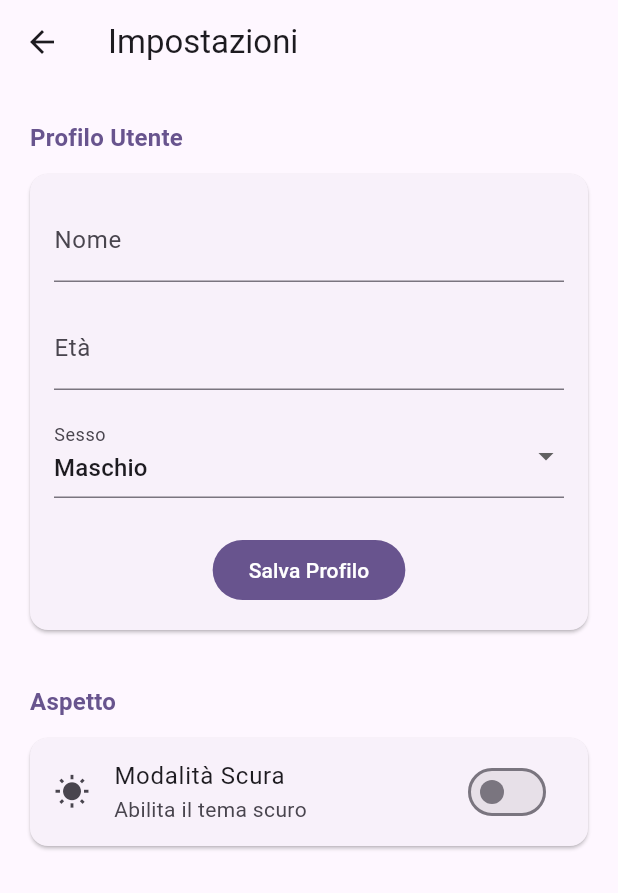
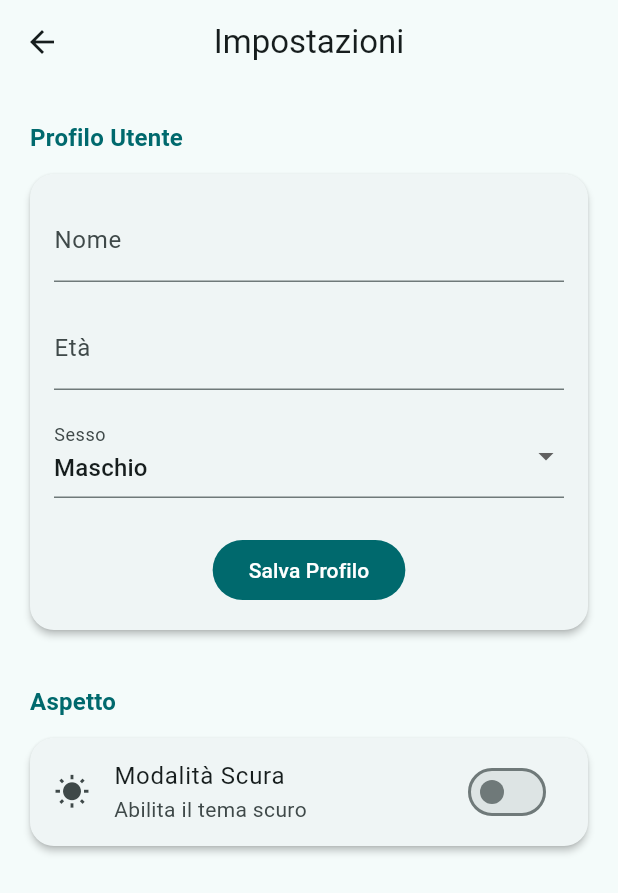
Before and after one commit to Matteo-293473/CardioGuard-PDMIU-2025-26, a Flutter app: the screen it shows after launch, after a tap on the "settings" icon, on a phone screen of 412 x 824 dp. Shown: the top 893 px of the screen. Run offline on Flutter 3.47's test engine with Material 3 defaults, Android fonts, the phone set to English and light mode, and no system bars; our stand-ins replace flutter_riverpod, shared_preferences, sqflite, sqflite_common_ffi; accounts and stored records are empty.

Commit message:
ai service , theme , main, measurements e logo (da sistemare)

```diff
--- a/lib/main.dart
+++ b/lib/main.dart
@@ -1,11 +1,29 @@
 import 'package:flutter/material.dart';
 import 'package:flutter_riverpod/flutter_riverpod.dart';
 import 'package:shared_preferences/shared_preferences.dart';
+import 'package:sqflite/sqflite.dart';
+import 'package:sqflite_common_ffi/sqflite_ffi.dart';
+import 'dart:io' show Platform;
+import 'package:flutter/foundation.dart' show kIsWeb;
 import 'providers/providers.dart';
+import 'services/notification_service.dart';
 import 'settings_screen.dart';
+import 'diagnosis_screen.dart';
+import 'measurements_screen.dart';
+import 'theme/app_theme.dart';
 
 void main() async {
   WidgetsFlutterBinding.ensureInitialized();
+
+  // Inizializziamo il database per Windows/Linux
+  if (!kIsWeb && (Platform.isWindows || Platform.isLinux)) {
+    sqfliteFfiInit();
+    databaseFactory = databaseFactoryFfi;
+  }
+
+  // Inizializziamo il servizio di notifiche
+  await NotificationService().init();
+
   // 1. Inizializziamo SharedPreferences prima di avviare l'app
   final prefs = await SharedPreferences.getInstance();
 
@@ -30,11 +48,8 @@ class MyApp extends ConsumerWidget {
 
     return MaterialApp(
       title: 'CardioGuard',
-      theme: ThemeData(
-        colorScheme: ColorScheme.fromSeed(seedColor: Colors.deepPurple),
-        useMaterial3: true,
-      ),
-      darkTheme: ThemeData.dark(useMaterial3: true),
+      theme: AppTheme.lightTheme,
+      darkTheme: AppTheme.darkTheme,
       themeMode: themeMode,
       home: const MyHomePage(),
     );
@@ -51,6 +66,17 @@ class MyHomePage extends StatelessWidget {
         title: const Text('Home Page'),
         actions: [
           IconButton(
+            icon: const Icon(Icons.analytics_outlined),
+            tooltip: 'Analisi IA',
+            onPressed: () {
+              Navigator.of(context).push(
+                MaterialPageRoute(
+                  builder: (context) => const DiagnosisScreen(),
+                ),
+              );
+            },
+          ),
+          IconButton(
             icon: const Icon(Icons.settings),
             onPressed: () {
               Navigator.of(context).push(
@@ -62,19 +88,110 @@ class MyHomePage extends StatelessWidget {
           ),
         ],
       ),
-      body: Center(
+      body: OrientationBuilder(
+        builder: (context, orientation) {
+          final isPortrait = orientation == Orientation.portrait;
+
+          return Center(
+            child: SingleChildScrollView(
+              padding: const EdgeInsets.symmetric(vertical: 20),
               child: Column(
                 mainAxisAlignment: MainAxisAlignment.center,
                 children: [
+                   Image.asset(
+                    'assets/images/logo.png',
+                    height: isPortrait ? 120 : 80,
+                  ),
+                  const SizedBox(height: 16),
                   Text(
                     'Benvenuto in CardioGuard!',
                     style: Theme.of(context).textTheme.headlineSmall,
+                    textAlign: TextAlign.center,
                   ),
-            const SizedBox(height: 20),
+                  const SizedBox(height: 32),
+
+                  // Layout flessibile per i bottoni
+                  if (isPortrait)
+                    Column(
+                      children: [
+                        _buildHomeButton(
+                          context,
+                          'Le mie Misurazioni',
+                          Icons.monitor_heart_outlined,
+                          Colors.blue,
+                          () => Navigator.of(context).push(
+                            MaterialPageRoute(builder: (context) => const MeasurementsScreen()),
+                          ),
+                        ),
+                        const SizedBox(height: 16),
+                        _buildHomeButton(
+                          context,
+                          'Check Salute Cuore',
+                          Icons.analytics_outlined,
+                          Colors.red,
+                          () => Navigator.of(context).push(
+                            MaterialPageRoute(builder: (context) => const DiagnosisScreen()),
+                          ),
+                        ),
+                      ],
+                    )
+                  else
+                    Row(
+                      mainAxisAlignment: MainAxisAlignment.center,
+                      children: [
+                        _buildHomeButton(
+                          context,
+                          'Misurazioni',
+                          Icons.monitor_heart_outlined,
+                          Colors.blue,
+                          () => Navigator.of(context).push(
+                            MaterialPageRoute(builder: (context) => const MeasurementsScreen()),
+                          ),
+                        ),
+                        const SizedBox(width: 16),
+                        _buildHomeButton(
+                          context,
+                          'Check IA',
+                          Icons.analytics_outlined,
+                          Colors.red,
+                          () => Navigator.of(context).push(
+                            MaterialPageRoute(builder: (context) => const DiagnosisScreen()),
+                          ),
+                        ),
+                      ],
+                    ),
+
+                  const SizedBox(height: 32),
                   const Text('Vai nelle impostazioni per gestire il profilo.'),
                 ],
               ),
             ),
           );
+        },
+      ),
+    );
   }
+
+  Widget _buildHomeButton(
+    BuildContext context,
+    String label,
+    IconData icon,
+    Color color,
+    VoidCallback onPressed,
+  ) {
+    return SizedBox(
+      width: 220, // leggermente ridotto per orizzontale
+      height: 60,
+      child: FilledButton.icon(
+        onPressed: onPressed,
+        style: FilledButton.styleFrom(
+          backgroundColor: color,
+          shape: RoundedRectangleBorder(borderRadius: BorderRadius.circular(12)),
+        ),
+        icon: Icon(icon),
+        label: Text(label, style: const TextStyle(fontSize: 16)),
+      ),
+    );
   }
+
+}
--- /dev/null
+++ b/lib/theme/app_theme.dart
@@ -0,0 +1,40 @@
+import 'package:flutter/material.dart';
+
+class AppTheme {
+  // Un colore seed per il tema
+  static const Color _seedColor = Color(0xFF006064);
+
+  // Tema Chiaro
+  static ThemeData get lightTheme => ThemeData(
+        useMaterial3: true,
+        colorScheme: ColorScheme.fromSeed(
+          seedColor: _seedColor,
+          brightness: Brightness.light,
+        ),
+        appBarTheme: const AppBarTheme(
+          centerTitle: true,
+          elevation: 0,
+        ),
+        cardTheme: CardThemeData(
+          elevation: 2.0,
+          shape: RoundedRectangleBorder(borderRadius: BorderRadius.circular(16)),
+        ),
+      );
+
+  // Tema Scuro
+  static ThemeData get darkTheme => ThemeData(
+        useMaterial3: true,
+        colorScheme: ColorScheme.fromSeed(
+          seedColor: _seedColor,
+          brightness: Brightness.dark,
+        ),
+        appBarTheme: const AppBarTheme(
+          centerTitle: true,
+          elevation: 0,
+        ),
+        cardTheme: CardThemeData(
+          elevation: 2.0,
+          shape: RoundedRectangleBorder(borderRadius: BorderRadius.circular(16)),
+        ),
+      );
+}
```
Also changed, not shown: lib/data/repositories/measurement_repository.dart (added, +32 -0 lines), lib/services/ai_service.dart (added, +54 -0 lines), assets/images/logo.png (added). Lines whose indentation alone changed are shown as unchanged.
